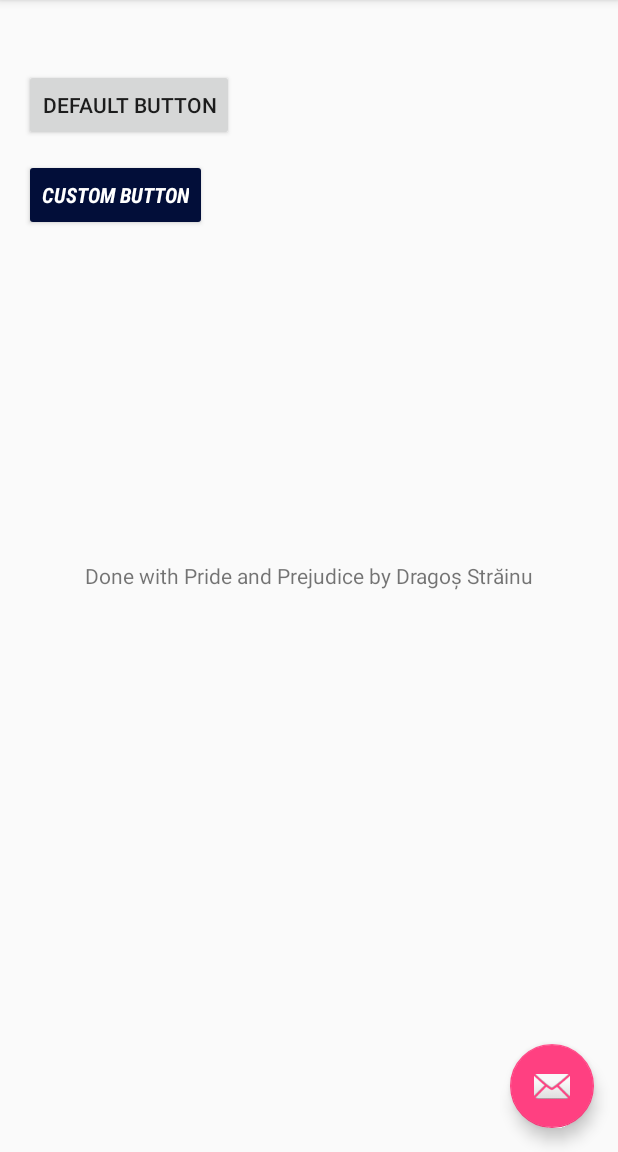
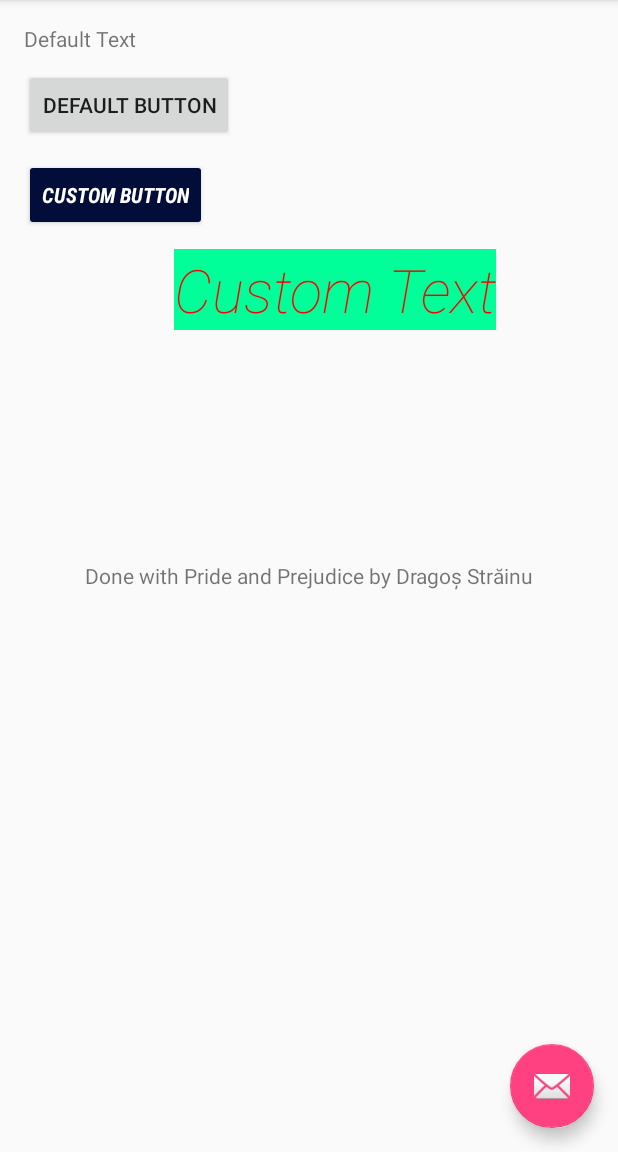
Before and after one commit to strdr4605/TUM-EDP-labs, an Android app: the screen it shows after launch (MainActivity), on a phone screen of 412 x 824 dp, the part 84-1236 px from its top. Run offline under Robolectric (Android 15) with nearby library versions, the phone set to English and light mode, and no system bars.

Commit message:
Added 2 TextViews
One with default style and one with custom style

```diff
--- a/lab#1/EDP-lab#1/app/src/main/res/layout/content_main.xml
+++ b/lab#1/EDP-lab#1/app/src/main/res/layout/content_main.xml
@@ -38,4 +38,19 @@
         android:layout_alignParentStart="true"
         android:layout_marginTop="60dp"
         android:theme="@style/customButton" />
+
+    <TextView
+        android:layout_width="wrap_content"
+        android:layout_height="wrap_content"
+        android:text="Default Text"
+        android:id="@+id/defaultText" />
+
+    <TextView
+        android:layout_width="wrap_content"
+        android:layout_height="wrap_content"
+        android:text="Custom Text"
+        android:layout_marginTop="150dp"
+        android:layout_marginLeft="100dp"
+        android:id="@+id/customText"
+        android:theme="@style/customText"/>
 </RelativeLayout>
--- a/lab#1/EDP-lab#1/app/src/main/res/values/styles.xml
+++ b/lab#1/EDP-lab#1/app/src/main/res/values/styles.xml
@@ -23,4 +23,12 @@
         <item name="android:fontFamily">sans-serif-condensed</item>
         <item name="android:textStyle">bold|italic</item>
     </style>
+
+    <style name="customText" parent="Theme.AppCompat.Light">
+        <item name="android:background">#00FF99</item>
+        <item name="android:textColor">#FF0000</item>
+        <item name="android:fontFamily">sans-serif-thin</item>
+        <item name="android:textStyle">italic</item>
+        <item name="android:textSize">40dp</item>
+    </style>
 </resources>
```
